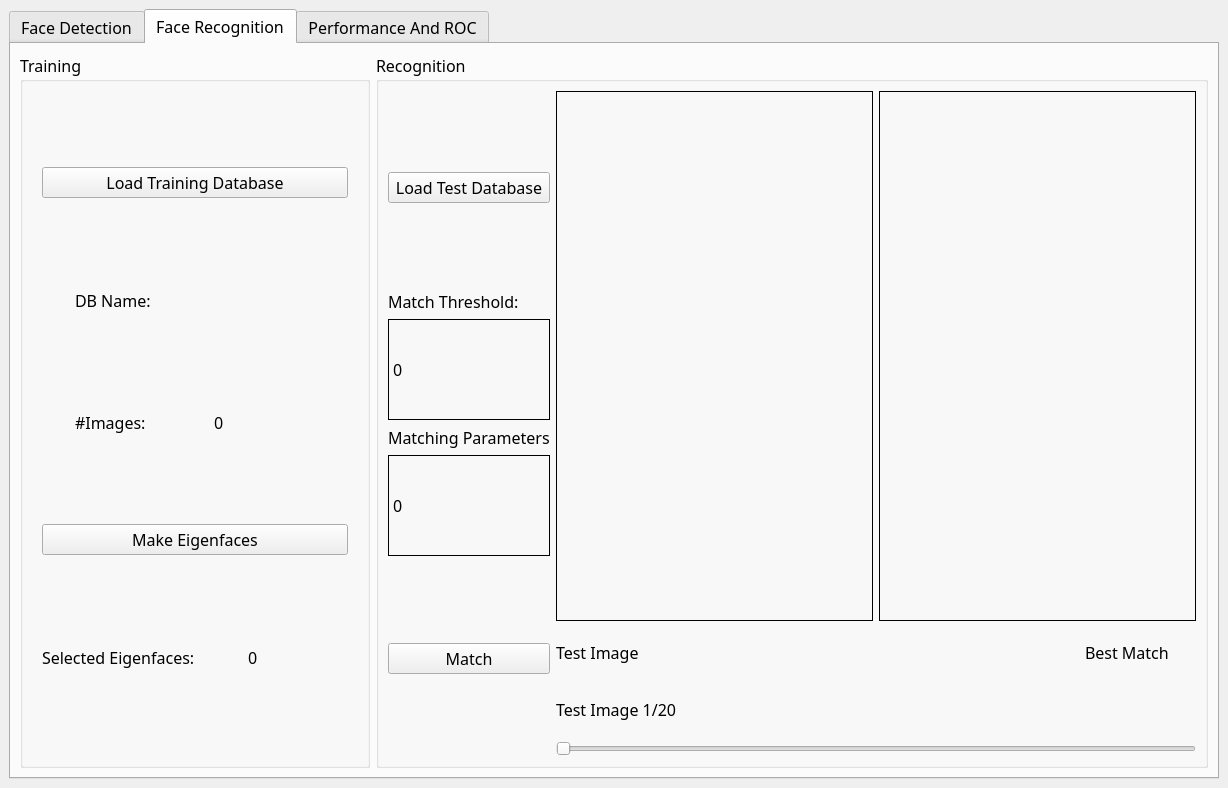
mennahamdy33/CV, file Task5/ImageView.ui: the form before one commit.
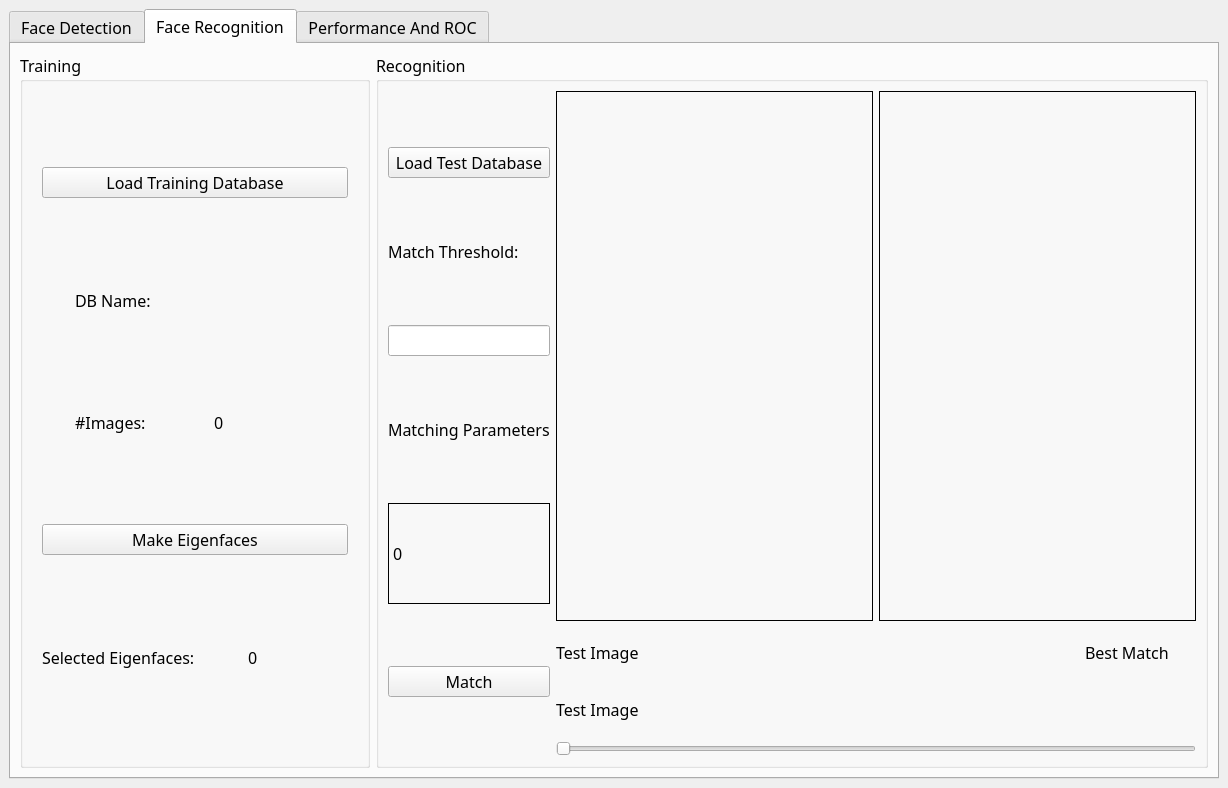
The form after the commit. Custom widgets are drawn as their Qt base class.

```diff
--- a/Task5/ImageView.ui
+++ b/Task5/ImageView.ui
@@ -323,7 +323,7 @@
            <item row="0" column="0">
             <layout class="QHBoxLayout" name="horizontalLayout_6">
              <item>
-              <layout class="QVBoxLayout" name="verticalLayout_5">
+              <layout class="QVBoxLayout" name="verticalLayout">
                <item>
                 <widget class="QPushButton" name="loadTest">
                  <property name="text">
@@ -332,8 +332,6 @@
                 </widget>
                </item>
                <item>
-                <layout class="QVBoxLayout" name="verticalLayout">
-                 <item>
                   <widget class="QLabel" name="label_6">
                    <property name="sizePolicy">
                     <sizepolicy hsizetype="Preferred" vsizetype="Fixed">
@@ -347,31 +345,13 @@
                   </widget>
                  </item>
                  <item>
-                  <widget class="QLabel" name="thresholdText">
+                <widget class="QLineEdit" name="lineEdit">
                    <property name="sizePolicy">
                     <sizepolicy hsizetype="Preferred" vsizetype="Fixed">
                      <horstretch>0</horstretch>
                      <verstretch>0</verstretch>
                     </sizepolicy>
                    </property>
-                   <property name="minimumSize">
-                    <size>
-                     <width>0</width>
-                     <height>101</height>
-                    </size>
-                   </property>
-                   <property name="maximumSize">
-                    <size>
-                     <width>16777215</width>
-                     <height>101</height>
-                    </size>
-                   </property>
-                   <property name="frameShape">
-                    <enum>QFrame::Box</enum>
-                   </property>
-                   <property name="text">
-                    <string>0</string>
-                   </property>
                   </widget>
                  </item>
                  <item>
@@ -415,8 +395,6 @@
                    </property>
                   </widget>
                  </item>
-                </layout>
-               </item>
                <item>
                 <widget class="QPushButton" name="match">
                  <property name="text">
@@ -505,7 +483,7 @@
                     </size>
                    </property>
                    <property name="text">
-                    <string>Test Image 1/20</string>
+                    <string>Test Image</string>
                    </property>
                   </widget>
                  </item>
```
Left out of the diff: 2 changed lines with no effect on the pictures. Lines whose indentation alone changed are shown as unchanged.
